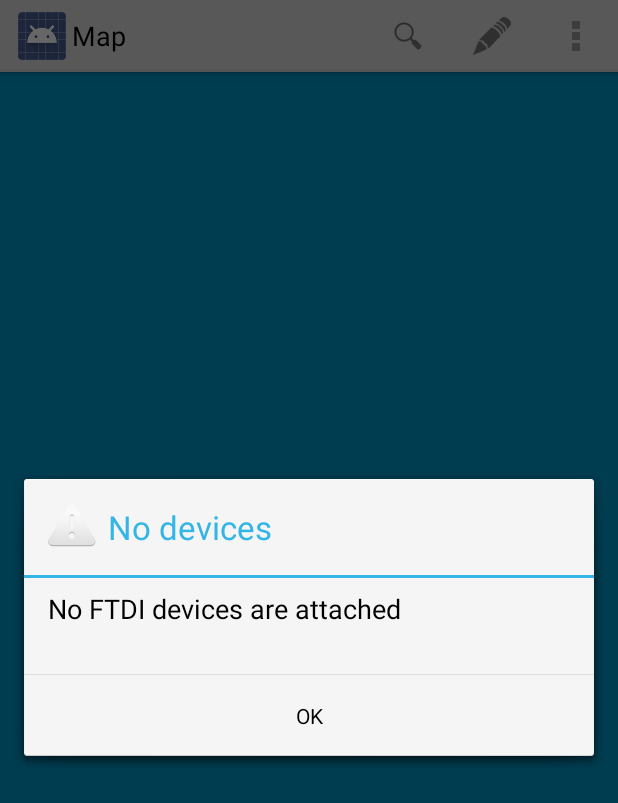
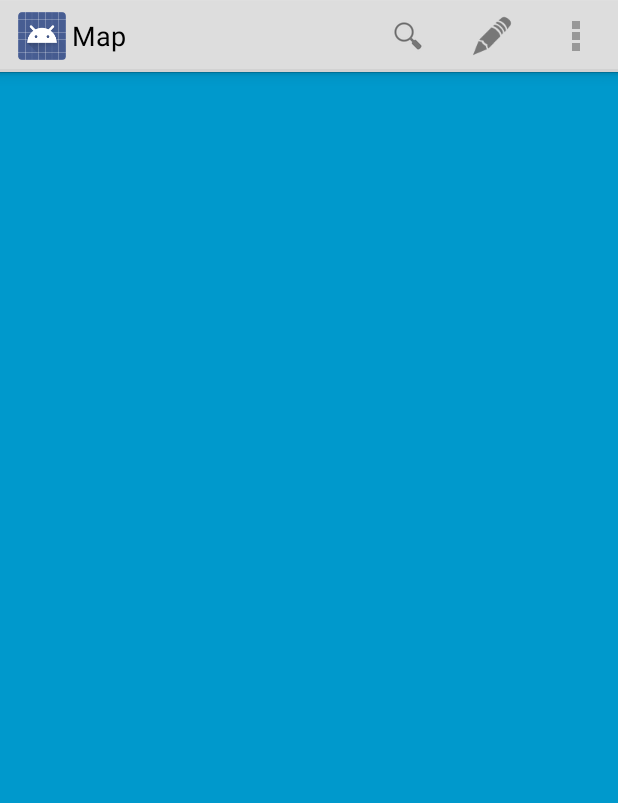
Before and after one commit to samcrow/ColonyNavigator, an Android app: the screen it shows after launch (MainActivity), in the options menu, after a tap on "XBee", on a phone screen of 412 x 824 dp. Shown: the top 803 px of the screen. Run offline under Robolectric (Android 15) with nearby library versions, the phone set to English and light mode, and no system bars; libraries missing offline, so code that uses them is left out: com.applantation.android, org.mapsforge.core; 17 statements that could not run were skipped.

Commit message:
Changes that should make it work for initial censusing

```diff
--- a/app/src/main/java/org/samcrow/colonynavigator/MainActivity.java
+++ b/app/src/main/java/org/samcrow/colonynavigator/MainActivity.java
@@ -1,6 +1,24 @@
 package org.samcrow.colonynavigator;
 
-import java.io.File;
+import android.app.Activity;
+import android.app.AlertDialog;
+import android.content.DialogInterface;
+import android.content.Intent;
+import android.content.SharedPreferences;
+import android.content.SharedPreferences.OnSharedPreferenceChangeListener;
+import android.graphics.drawable.Drawable;
+import android.net.Uri;
+import android.os.Bundle;
+import android.os.Environment;
+import android.text.InputType;
+import android.view.Menu;
+import android.view.MenuItem;
+import android.widget.FrameLayout;
+import android.widget.SearchView;
+
+import com.applantation.android.svg.SVG;
+import com.applantation.android.svg.SVGParseException;
+import com.applantation.android.svg.SVGParser;
 
 import org.mapsforge.core.model.LatLong;
 import org.mapsforge.core.model.MapPosition;
@@ -25,34 +43,9 @@ import org.samcrow.colonynavigator.map.ColonyMarker;
 import org.samcrow.colonynavigator.map.NotifyingMyLocationOverlay;
 import org.samcrow.colonynavigator.map.RouteLineLayer;
 import org.samcrow.data.provider.ColonyProvider;
-import org.samcrow.data.provider.HardCodedColonyProvider;
+import org.samcrow.data.provider.MemoryCardDataProvider;
 
-import android.app.Activity;
-import android.app.AlertDialog;
-import android.content.DialogInterface;
-import android.content.Intent;
-import android.content.SharedPreferences;
-import android.content.SharedPreferences.OnSharedPreferenceChangeListener;
-import android.graphics.drawable.Drawable;
-import android.net.Uri;
-import android.os.Bundle;
-import android.os.Environment;
-import android.text.InputType;
-import android.view.Menu;
-import android.view.MenuItem;
-import android.widget.FrameLayout;
-import android.widget.SearchView;
-
-import com.applantation.android.svg.SVG;
-import com.applantation.android.svg.SVGParseException;
-import com.applantation.android.svg.SVGParser;
-import com.ftdi.j2xx.D2xxManager;
-import com.ftdi.j2xx.FT_Device;
-import com.rapplogic.xbee.xbee.AndroidFTDIConnection;
-import com.rapplogic.xbee.xbee.api.InputStreamThread;
-import com.rapplogic.xbee.xbee.api.XBee;
-import com.rapplogic.xbee.xbee.api.XBeeConfiguration;
-import com.rapplogic.xbee.xbee.api.XBeeException;
+import java.io.File;
 
 /**
  * The main activity
@@ -103,7 +96,7 @@ public class MainActivity extends Activity implements
 			setUpMap();
 
 			// Add colonies
-			provider = HardCodedColonyProvider.instance;
+			provider = new MemoryCardDataProvider(getSDCardPath());
 
 			colonies = provider.getColonies();
 			for (Colony colony : colonies) {
@@ -362,46 +355,46 @@ public class MainActivity extends Activity implements
 			}
 		});
 
-		final MenuItem xBeeTestItem = menu.findItem(R.id.test_item);
-		xBeeTestItem.setOnMenuItemClickListener(new MenuItem.OnMenuItemClickListener() {
-			@Override
-			public boolean onMenuItemClick(MenuItem item) {
-
-				try {
-					final D2xxManager manager = D2xxManager.getInstance(MainActivity.this);
-					final int deviceCount = manager.createDeviceInfoList(MainActivity.this);
-					if(deviceCount > 0) {
-						final FT_Device device = manager.openByIndex(MainActivity.this, 0);
-						device.setBaudRate(9600);
-
-						final XBee xBee = new XBee();
-						final AndroidFTDIConnection connection = new AndroidFTDIConnection(device);
-						final InputStreamThread inputThread = new InputStreamThread(connection, new XBeeConfiguration());
-
-						xBee.open(connection);
-
-						xBee.close();
-						device.close();
-					}
-					else {
-						new AlertDialog.Builder(MainActivity.this)
-								.setTitle("No devices")
-								.setMessage("No FTDI devices are attached")
-								.setIcon(android.R.drawable.ic_dialog_alert)
-								.setNeutralButton("OK", DIALOG_CLICK_NOOP).show();
-					}
-
-				} catch (Throwable e) {
-					new AlertDialog.Builder(MainActivity.this)
-							.setTitle(e.getClass().getSimpleName())
-							.setMessage(e.getMessage())
-							.setIcon(android.R.drawable.ic_dialog_alert)
-							.setNeutralButton("OK", DIALOG_CLICK_NOOP).show();
-				}
-
-				return true;
-			}
-		});
+//		final MenuItem xBeeTestItem = menu.findItem(R.id.test_item);
+//		xBeeTestItem.setOnMenuItemClickListener(new MenuItem.OnMenuItemClickListener() {
+//			@Override
+//			public boolean onMenuItemClick(MenuItem item) {
+//
+//				try {
+//					final D2xxManager manager = D2xxManager.getInstance(MainActivity.this);
+//					final int deviceCount = manager.createDeviceInfoList(MainActivity.this);
+//					if(deviceCount > 0) {
+//						final FT_Device device = manager.openByIndex(MainActivity.this, 0);
+//						device.setBaudRate(9600);
+//
+//						final XBee xBee = new XBee();
+//						final AndroidFTDIConnection connection = new AndroidFTDIConnection(device);
+//						final InputStreamThread inputThread = new InputStreamThread(connection, new XBeeConfiguration()
+//
+//						xBee.open(connection);
+//
+//						xBee.close();
+//						device.close();
+//					}
+//					else {
+//						new AlertDialog.Builder(MainActivity.this)
+//								.setTitle("No devices")
+//								.setMessage("No FTDI devices are attached")
+//								.setIcon(android.R.drawable.ic_dialog_alert)
+//								.setNeutralButton("OK", DIALOG_CLICK_NOOP).show();
+//					}
+//
+//				} catch (Throwable e) {
+//					new AlertDialog.Builder(MainActivity.this)
+//							.setTitle(e.getClass().getSimpleName())
+//							.setMessage(e.getMessage())
+//							.setIcon(android.R.drawable.ic_dialog_alert)
+//							.setNeutralButton("OK", DIALOG_CLICK_NOOP).show();
+//				}
+//
+//				return true;
+//			}
+//		});
 
 		return true;
 	}
--- a/app/src/main/java/org/samcrow/data/provider/MemoryCardDataProvider.java
+++ b/app/src/main/java/org/samcrow/data/provider/MemoryCardDataProvider.java
@@ -1,7 +1,4 @@
 package org.samcrow.data.provider;
-
-import java.io.File;
-import java.io.IOException;
 
 import org.samcrow.colonynavigator.data.Colony;
 import org.samcrow.colonynavigator.data.ColonyList;
@@ -10,9 +7,12 @@ import org.samcrow.data.io.FileParser;
 import org.samcrow.data.io.FocusColonyFinder;
 import org.samcrow.data.io.JSONFileParser;
 
+import java.io.File;
+import java.io.IOException;
+
 /**
  * Provides colonies from data stored on the memory card.
- * This class first looks for a CSV file named colonies.csv in the directory specified by {@link #kDir}.
+ * This class first looks for a CSV file named colonies.csv in the directory specified by {@link #cardPath}.
  * It parses that data.
  * Then it looks for a JSON file named colonies.json in the same directory and parses that data.
  * In the event of any conflict between the two files, the version in colonies.json takes precedence.
@@ -25,31 +25,25 @@ public class MemoryCardDataProvider implements ColonyProvider {
 
 	private ColonyList colonies = new ColonyList();
 
-	/**
-	 * The absolute path to the folder where data should be read and written.
-	 * This must begin and end with a slash.
-	 * The folders don't need to exist on the file system. This implementation
-	 * will try to create them if necessary.
-	 */
-	private static final String kDir = "/mnt/extSdCard/";
+	private final File cardPath;
 
 	/**
 	 * The name, including the file extension, of the CSV file to use
 	 */
-	private static final String kCsvFileName = "colonies.csv";
+	private static final String kCsvFileName = "/colonies.csv";
 
 	/**
 	 * The name, including the file extension, of the JSON file to use
 	 */
-	private static final String kJsonFileName = "colonies.json";
+	private static final String kJsonFileName = "/colonies.json";
 
-	public MemoryCardDataProvider() {
-		File dir = new File(kDir);
+	public MemoryCardDataProvider(File cardPath) {
+		this.cardPath = cardPath;
 		//Create the directory if it doesn't already exist
-		dir.mkdirs();
+		cardPath.mkdirs();
 
-		File csvFile = new File(kDir+kCsvFileName);
-		File jsonFile = new File(kDir+kJsonFileName);
+		File csvFile = new File(cardPath.getAbsolutePath() + kCsvFileName);
+		File jsonFile = new File(cardPath.getAbsolutePath() + kJsonFileName);
 
 		//Verify that this application has permission to write each of the files
 		if(csvFile.exists()) assert csvFile.canWrite();
@@ -101,7 +95,7 @@ public class MemoryCardDataProvider implements ColonyProvider {
 
 
 		//Look for focus_colonies.txt
-		File focusFile = new File(kDir+"focus_colonies.txt");
+		File focusFile = new File(cardPath+"focus_colonies.txt");
 		if(focusFile.exists() && focusFile.canRead()) {
 			try {
 				new FocusColonyFinder(focusFile, colonies).updateColonies();
@@ -201,7 +195,7 @@ public class MemoryCardDataProvider implements ColonyProvider {
 
 		@Override
 		public void run() {
-			File file = new File(kDir+kJsonFileName);
+			File file = new File(cardPath +kJsonFileName);
 
 			FileParser<Colony> parser = new JSONFileParser(file);
 			parser.write(colonies);
```
